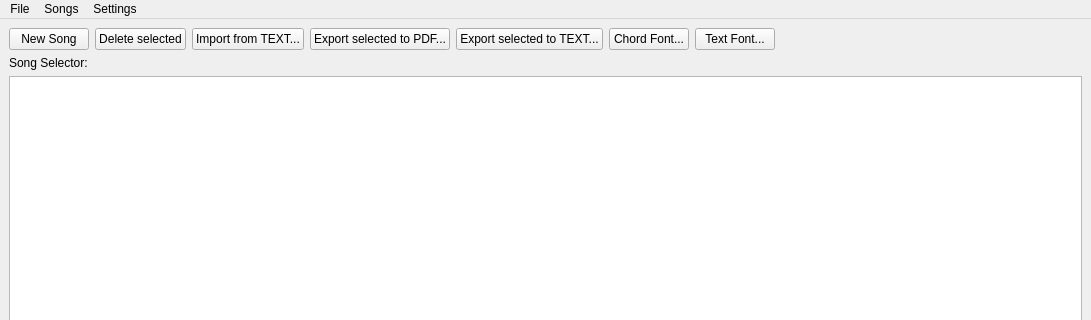
First picture: the form in src/softchordeditor.ui, repository matvey83/softChord, before the edit; both pictures show x 0 to 1091 and y 0 to 320 of the 1091 by 878 pixel window.
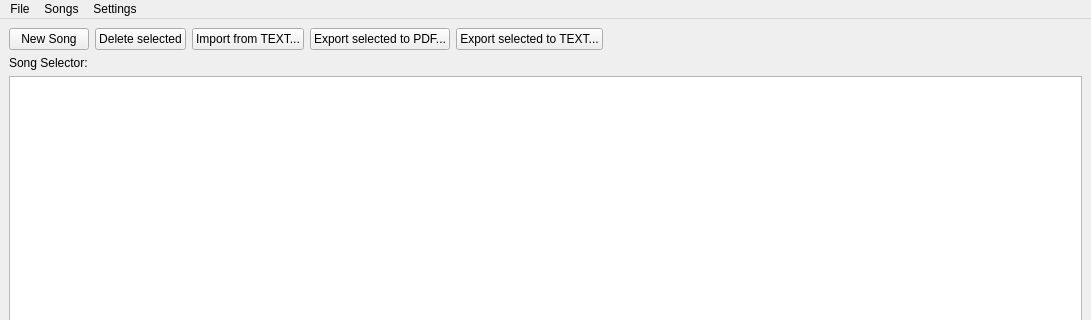
Second picture: the form after the edit.

Commit message: Removed text and chord font buttons

```diff
--- a/src/softchordeditor.ui
+++ b/src/softchordeditor.ui
@@ -23,7 +23,7 @@
       <widget class="QWidget" name="layoutWidget">
        <layout class="QVBoxLayout" name="verticalLayout_3">
         <item>
-         <layout class="QHBoxLayout" name="horizontalLayout_2" stretch="0,0,0,0,0,0,0,0">
+         <layout class="QHBoxLayout" name="horizontalLayout_2" stretch="0,0,0,0,0,0">
           <item>
            <widget class="QPushButton" name="new_song_button">
             <property name="text">
@@ -59,20 +59,6 @@
             </property>
            </widget>
           </item>
-          <item>
-           <widget class="QPushButton" name="chord_font_button">
-            <property name="text">
-             <string>Chord Font...</string>
-            </property>
-           </widget>
-          </item>
-          <item>
-           <widget class="QPushButton" name="text_font_button">
-            <property name="text">
-             <string>Text Font...</string>
-            </property>
-           </widget>
-          </item>
           <item>
            <spacer name="horizontalSpacer">
             <property name="orientation">
```
